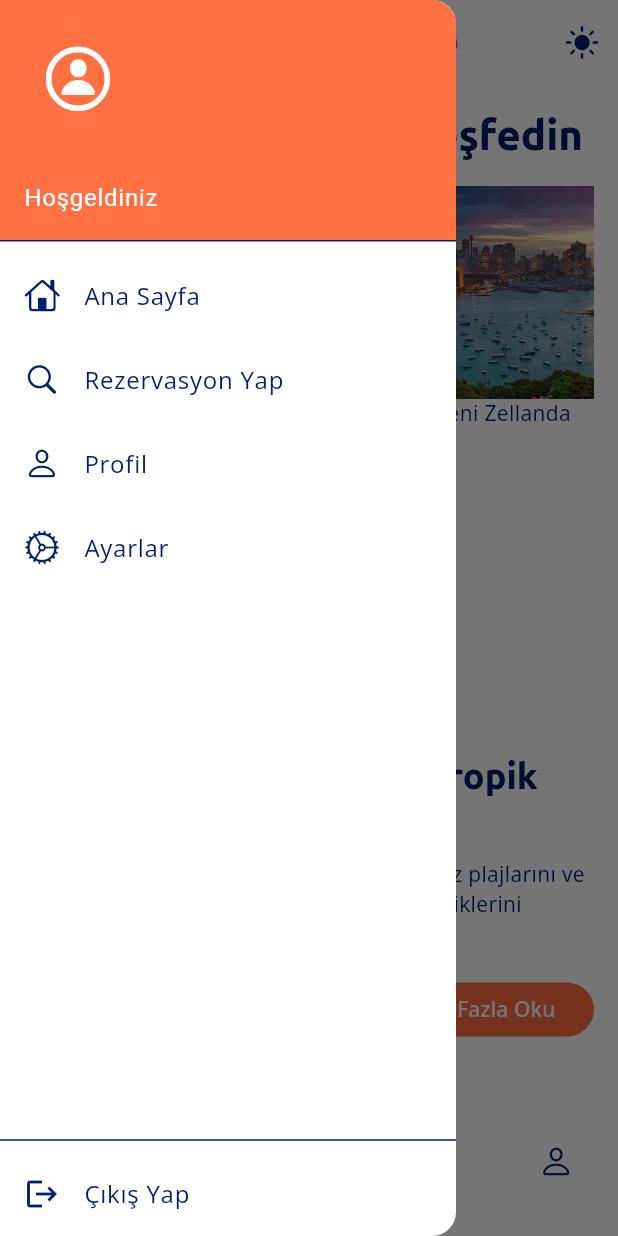
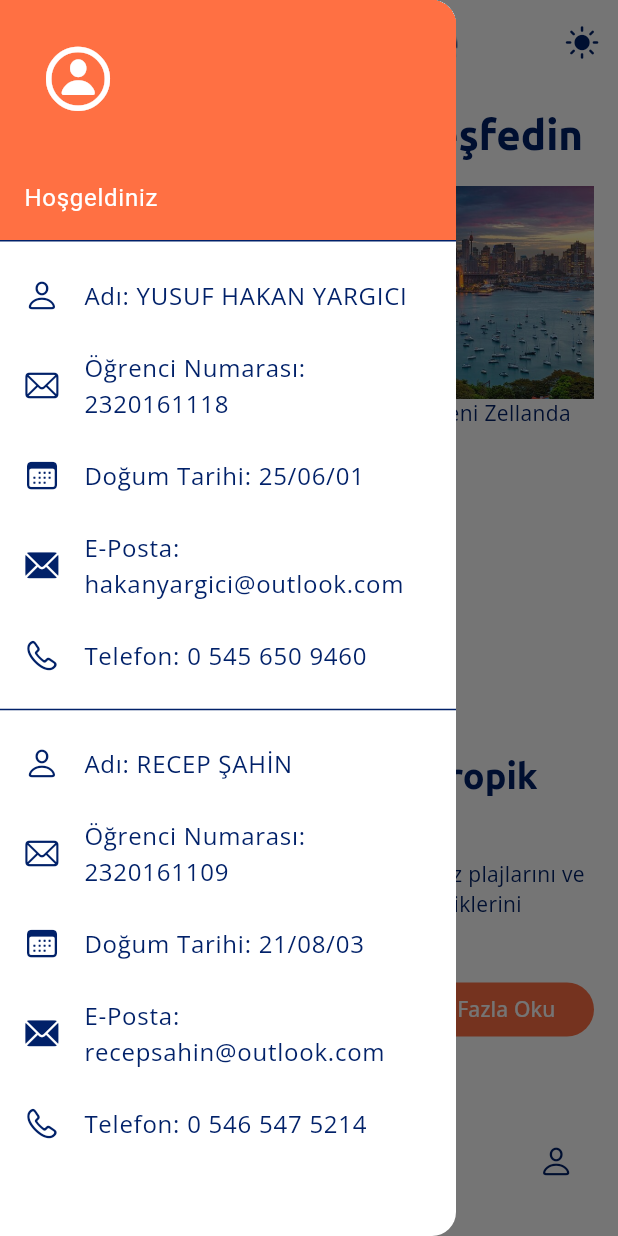
Before and after one commit to hakanyargici/WanderWise, a Flutter app: the HomeScreen screen opened by its route, with the side drawer open, on a phone screen of 412 x 824 dp. Run offline on Flutter 3.47's test engine with Material 3 defaults, Android fonts, the phone set to English and light mode, and no system bars; our stand-ins replace go_router, google_fonts.

Commit message:
Ekranların içeriği genel olarak güncellendi.

```diff
--- a/lib/core/routes.dart
+++ b/lib/core/routes.dart
@@ -7,6 +7,7 @@ import '../screens/search_screen.dart';
 import '../screens/trip_screen.dart';
 import '../screens/profile_screen.dart';
 import '../screens/login_screen.dart';
+import '../screens/register_screen.dart';
 
 final router = GoRouter(
   initialLocation: '/',
@@ -60,5 +61,12 @@ final router = GoRouter(
         child: const LoginScreen(),
       ),
     ),
+    GoRoute(
+      path: '/register',
+      pageBuilder: (context, state) => NoTransitionPage<void>(
+        key: state.pageKey,
+        child: const RegisterScreen(),
+      ),
+    ),
   ],
 );
--- a/lib/screens/home_screen.dart
+++ b/lib/screens/home_screen.dart
@@ -60,31 +60,45 @@ class HomeScreen extends StatelessWidget {
               ),
             ),
             ListTile(
-              leading: Icon(CupertinoIcons.home),
-              title: Text('Ana Sayfa'),
-              onTap: () => Navigator.pop(context),
+              leading: Icon(CupertinoIcons.person),
+              title: Text('Adı: YUSUF HAKAN YARGICI'),
             ),
             ListTile(
-              leading: Icon(CupertinoIcons.search),
-              title: Text('Rezervasyon Yap'),
-              onTap: () => context.push("/search"),
+              leading: Icon(CupertinoIcons.mail),
+              title: Text('Öğrenci Numarası: 2320161118'),
             ),
             ListTile(
-              leading: Icon(CupertinoIcons.person),
-              title: Text('Profil'),
-              onTap: () => context.push("/profile"),
+              leading: Icon(CupertinoIcons.calendar),
+              title: Text('Doğum Tarihi: 25/06/01'),
             ),
             ListTile(
-              leading: Icon(CupertinoIcons.settings),
-              title: Text('Ayarlar'),
-              onTap: () => context.push("/settings"),
+              leading: Icon(CupertinoIcons.mail_solid),
+              title: Text('E-Posta: hakanyargici@outlook.com'),
             ),
-            Spacer(),
+            ListTile(
+              leading: Icon(CupertinoIcons.phone),
+              title: Text('Telefon: 0 545 650 9460'),
+            ),
             Divider(),
             ListTile(
-              leading: Icon(Icons.logout),
-              title: Text('Çıkış Yap'),
-              onTap: () => context.go("/login"),
+              leading: Icon(CupertinoIcons.person),
+              title: Text('Adı: RECEP ŞAHİN'),
+            ),
+            ListTile(
+              leading: Icon(CupertinoIcons.mail),
+              title: Text('Öğrenci Numarası: 2320161109'),
+            ),
+            ListTile(
+              leading: Icon(CupertinoIcons.calendar),
+              title: Text('Doğum Tarihi: 21/08/03'),
+            ),
+            ListTile(
+              leading: Icon(CupertinoIcons.mail_solid),
+              title: Text('E-Posta: recepsahin@outlook.com'),
+            ),
+            ListTile(
+              leading: Icon(CupertinoIcons.phone),
+              title: Text('Telefon: 0 546 547 5214'),
             ),
           ],
         ),
```
Also changed, not shown: lib/screens/register_screen.dart (+95 -0 lines), pubspec.yaml (+9 -6 lines), lib/widgets/appbar.dart (deleted), pubspec.lock, 7 other files.
